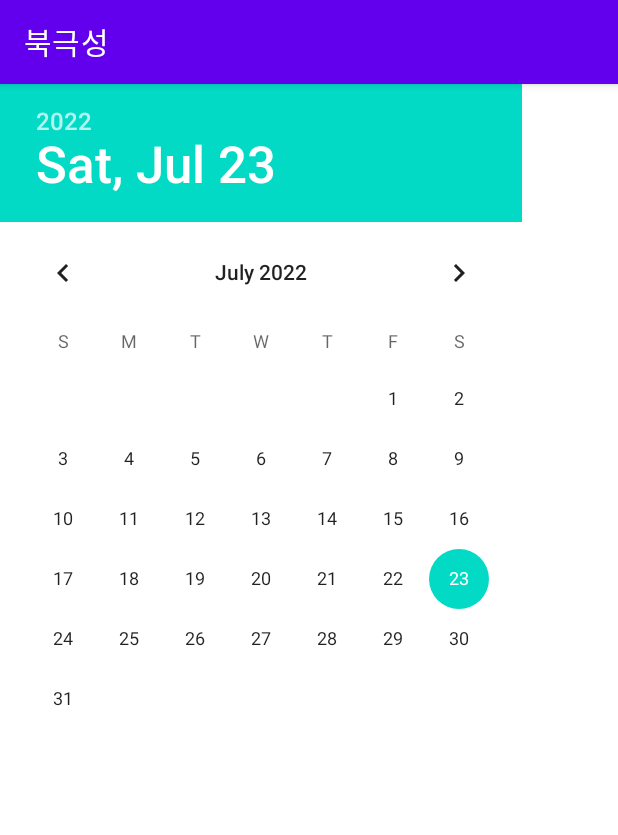
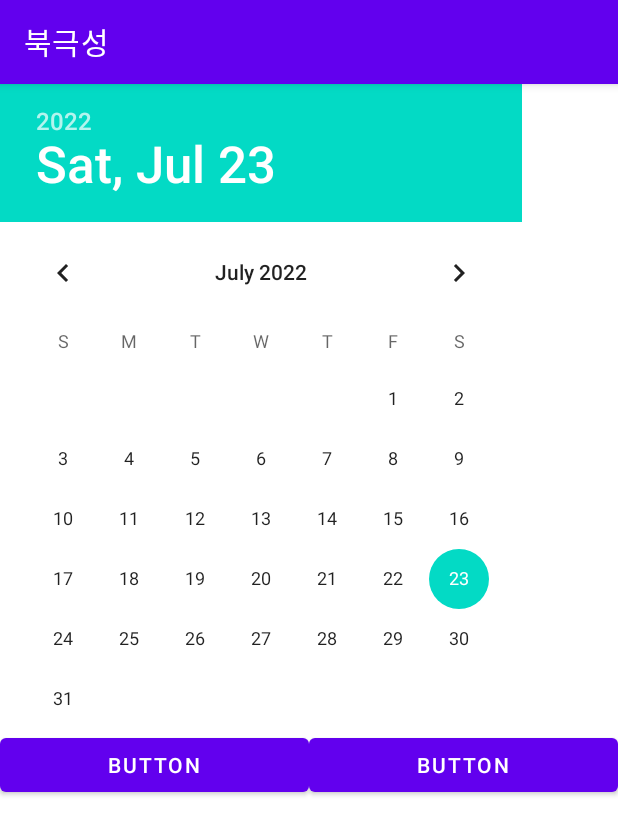
Before and after one commit to Chickweed10/polarstar-project-android-app, an Android app: the DatePickerActivity screen opened directly, with no data from a screen before it, on a phone screen of 412 x 824 dp. Shown: the top 835 px of the screen. Run offline under Robolectric (Android 15) with nearby library versions, the phone set to English and light mode, and no system bars.

Commit message:
달력 확인,취소 id (추가)

```diff
--- a/PolarstarProject/app/src/main/res/layout/activity_date_picker.xml
+++ b/PolarstarProject/app/src/main/res/layout/activity_date_picker.xml
@@ -15,5 +15,25 @@
         android:layout_height="wrap_content"
         android:calendarViewShown="false" />
 
+    <LinearLayout
+        android:layout_width="match_parent"
+        android:layout_height="match_parent"
+        android:orientation="horizontal">
+
+        <Button
+            android:id="@+id/datePickCk"
+            android:layout_width="match_parent"
+            android:layout_height="wrap_content"
+            android:layout_weight="1"
+            android:text="Button" />
+
+        <Button
+            android:id="@+id/datePickCc"
+            android:layout_width="match_parent"
+            android:layout_height="wrap_content"
+            android:layout_weight="1"
+            android:text="Button" />
+    </LinearLayout>
+
 
 </LinearLayout>
```
